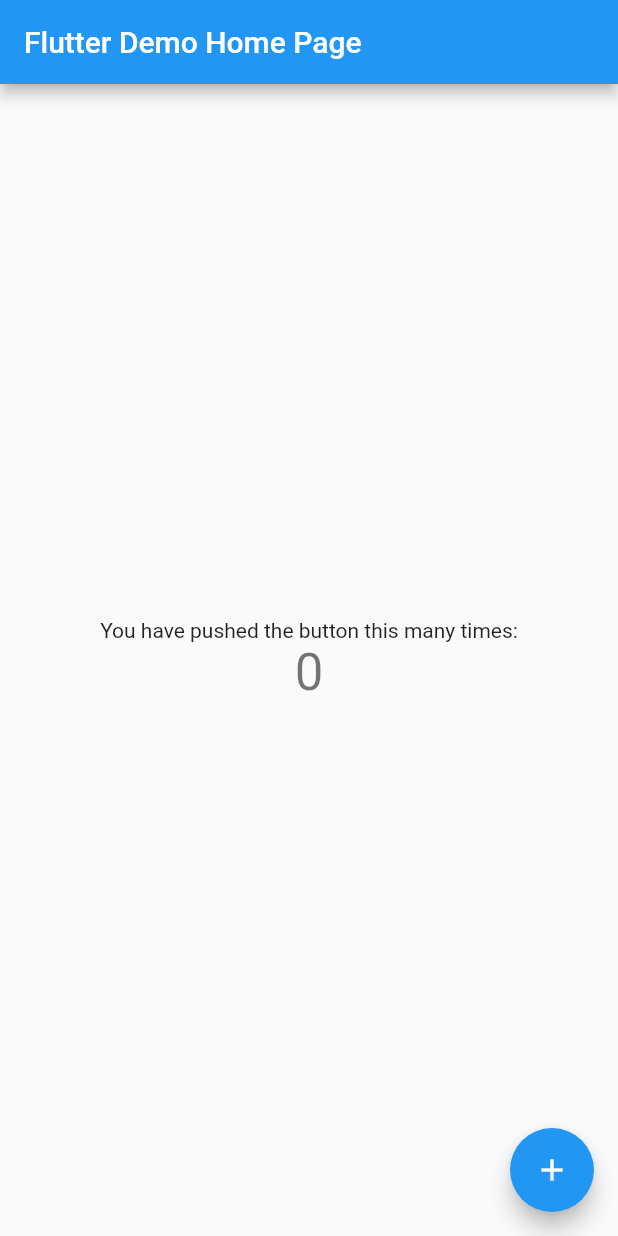
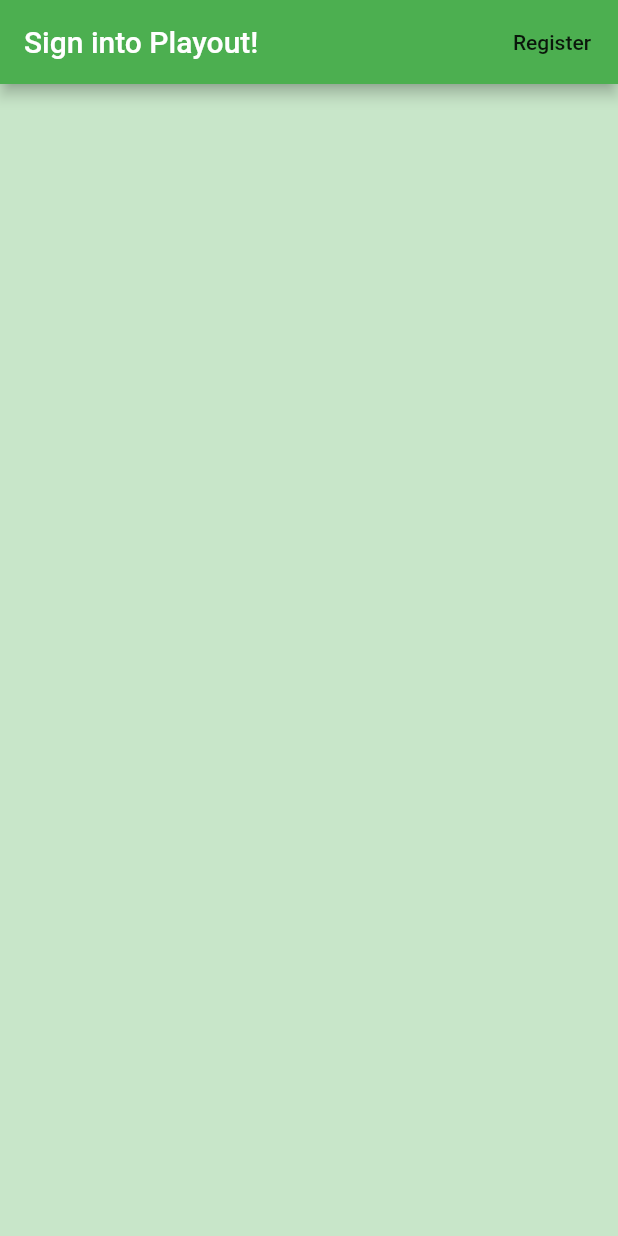
Before and after one commit to c25kenneth/playout, a Flutter app: the screen it shows after launch, on a phone screen of 412 x 824 dp. Run offline on Flutter 3.47's test engine with Material 2 defaults, Android fonts, the phone set to English and light mode, and no system bars.

Commit message:
added basic functionality to switch between register and sign in

```diff
--- a/lib/main.dart
+++ b/lib/main.dart
@@ -1,4 +1,5 @@
 import 'package:flutter/material.dart';
+import 'package:playout/signin.dart';
 
 void main() {
   runApp(MyApp());
@@ -10,57 +11,11 @@ class MyApp extends StatelessWidget {
     return MaterialApp(
       title: 'Flutter Demo',
       theme: ThemeData(
-        primarySwatch: Colors.blue,
+        primarySwatch: Colors.green,
+        scaffoldBackgroundColor: Colors.green[100],
         visualDensity: VisualDensity.adaptivePlatformDensity,
       ),
-      home: MyHomePage(title: 'Flutter Demo Home Page'),
+      home: SignIn()
     );
   }
 }
-
-class MyHomePage extends StatefulWidget {
-  MyHomePage({Key key, this.title}) : super(key: key);
-
-  final String title;
-
-  @override
-  _MyHomePageState createState() => _MyHomePageState();
-}
-
-class _MyHomePageState extends State<MyHomePage> {
-  int _counter = 0;
-
-  void _incrementCounter() {
-    setState(() {
-      _counter++;
-    });
-  }
-
-  @override
-  Widget build(BuildContext context) {
-    return Scaffold(
-      appBar: AppBar(
-        title: Text(widget.title),
-      ),
-      body: Center(
-        child: Column(
-          mainAxisAlignment: MainAxisAlignment.center,
-          children: <Widget>[
-            Text(
-              'You have pushed the button this many times:',
-            ),
-            Text(
-              '$_counter',
-              style: Theme.of(context).textTheme.headline4,
-            ),
-          ],
-        ),
-      ),
-      floatingActionButton: FloatingActionButton(
-        onPressed: _incrementCounter,
-        tooltip: 'Increment',
-        child: Icon(Icons.add),
-      ),
-    );
-  }
-}
--- /dev/null
+++ b/lib/register.dart
@@ -0,0 +1,29 @@
+import 'package:flutter/material.dart';
+import 'package:playout/signin.dart';
+
+class Register extends StatefulWidget {
+  const Register({ Key key }) : super(key: key);
+
+  @override
+  _RegisterState createState() => _RegisterState();
+}
+
+class _RegisterState extends State<Register> {
+  @override
+  Widget build(BuildContext context) {
+    return Scaffold(
+      appBar: AppBar(
+        title: Text('Register for Playout!'),
+        actions: [
+          FlatButton(onPressed: (){
+            Navigator.pushReplacement(
+              context,
+              MaterialPageRoute(builder: (context) => SignIn()
+            ));
+          },
+          child: Text('Sign In'))
+        ],
+      ),
+    );
+  }
+}
--- /dev/null
+++ b/lib/signin.dart
@@ -0,0 +1,28 @@
+import 'package:flutter/material.dart';
+import 'package:playout/register.dart';
+
+class SignIn extends StatefulWidget {
+  const SignIn({ Key key }) : super(key: key);
+
+  @override
+  _SignInState createState() => _SignInState();
+}
+
+class _SignInState extends State<SignIn> {
+  @override
+  Widget build(BuildContext context) {
+    return Scaffold(
+      appBar: AppBar(
+        title: Text('Sign into Playout!'),
+        actions: [
+          FlatButton(
+            onPressed: (){
+              Navigator.pushReplacement(context, MaterialPageRoute(builder: (context) => Register()));
+            },
+            child: Text('Register'),
+          ),
+        ],
+      ),
+    );
+  }
+}
```
